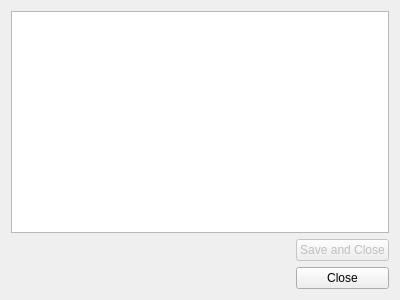
disorderedmaterials/GudPy, file src/gui/widgets/ui_files/viewInputDialog.ui: the form before one commit.
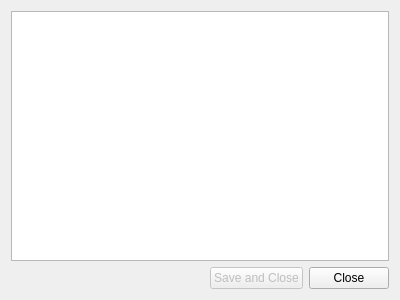
The form after the commit.

Commit message: feat: keep buttons on one line.

```diff
--- a/src/gui/widgets/ui_files/viewInputDialog.ui
+++ b/src/gui/widgets/ui_files/viewInputDialog.ui
@@ -36,8 +36,6 @@
       </spacer>
      </item>
      <item>
-      <layout class="QVBoxLayout" name="verticalLayout">
-       <item>
         <widget class="QPushButton" name="saveAndCloseButton">
          <property name="enabled">
           <bool>false</bool>
@@ -50,6 +48,8 @@
          </property>
         </widget>
        </item>
+     <item>
+      <layout class="QVBoxLayout" name="verticalLayout">
        <item>
         <widget class="QPushButton" name="closeButton">
          <property name="text">
```
Lines whose indentation alone changed are shown as unchanged.
